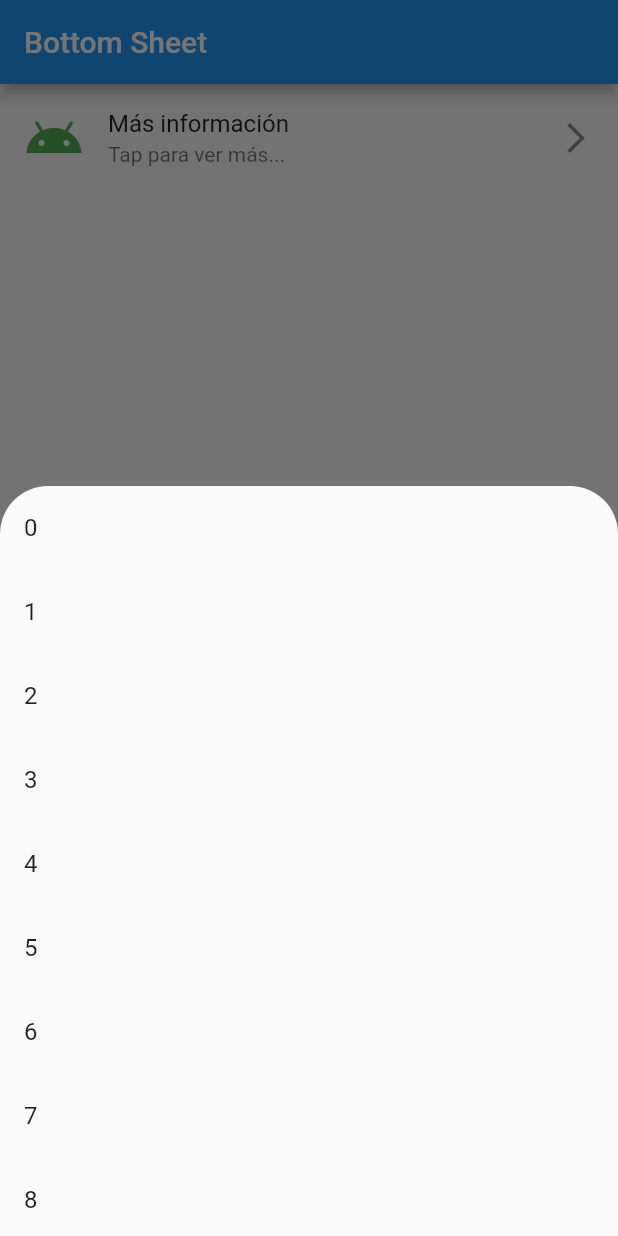
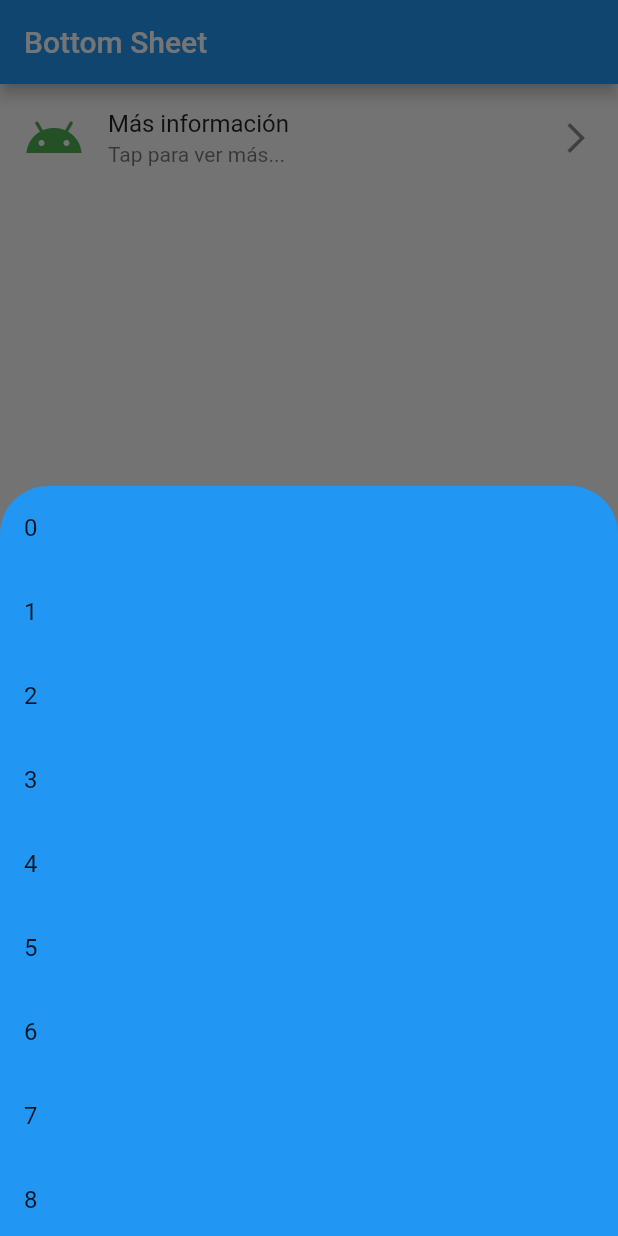
Before and after one commit to miguelherrerad/flutter_showmodal_bottomsheet, a Flutter app: the screen it shows after launch, after a tap on "Más información", on a phone screen of 412 x 824 dp. Run offline on Flutter 3.47's test engine with Material 2 defaults, Android fonts, the phone set to English and light mode, and no system bars.

Commit message:
showModalBottomSheet - backgroundColor

```diff
--- a/lib/main.dart
+++ b/lib/main.dart
@@ -49,7 +49,8 @@ class ShowSheet extends StatelessWidget {
     List myList = List.generate(50, (i) => i);
 
     showModalBottomSheet(
-        isDismissible: false,
+        backgroundColor: Colors.blue,
+        isDismissible: false, // Para bloquear el tap fuera
         isScrollControlled: true, // Colocar el tamaño
         shape: const RoundedRectangleBorder(
             borderRadius: BorderRadius.vertical(top: Radius.circular(32))),
```
